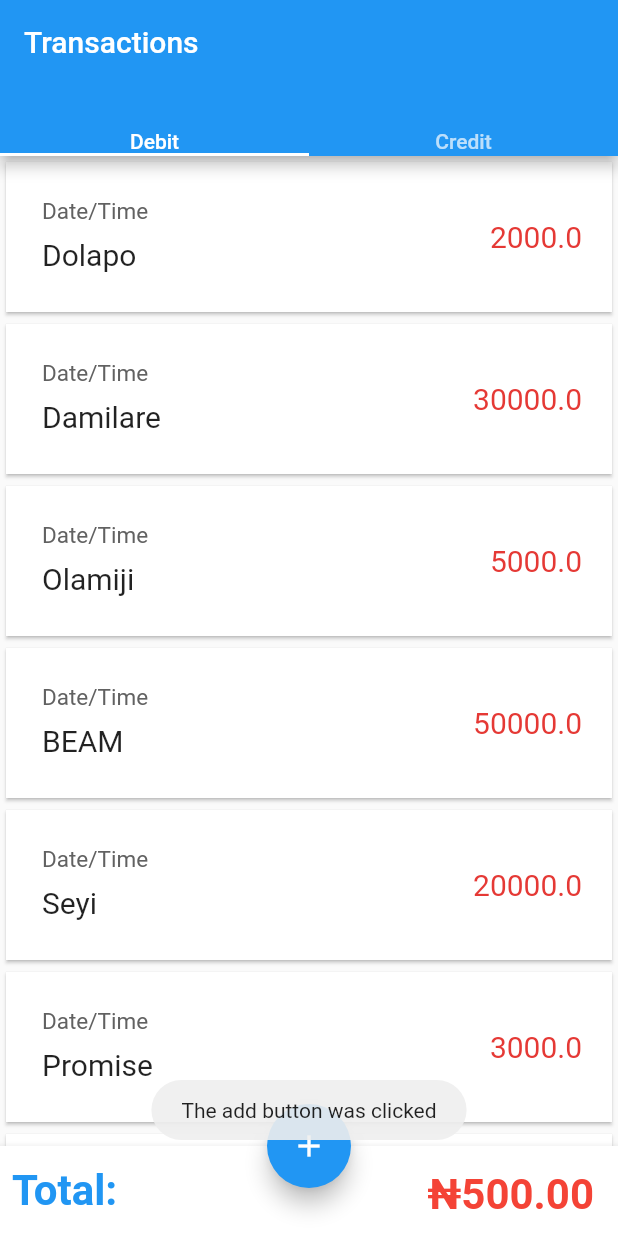
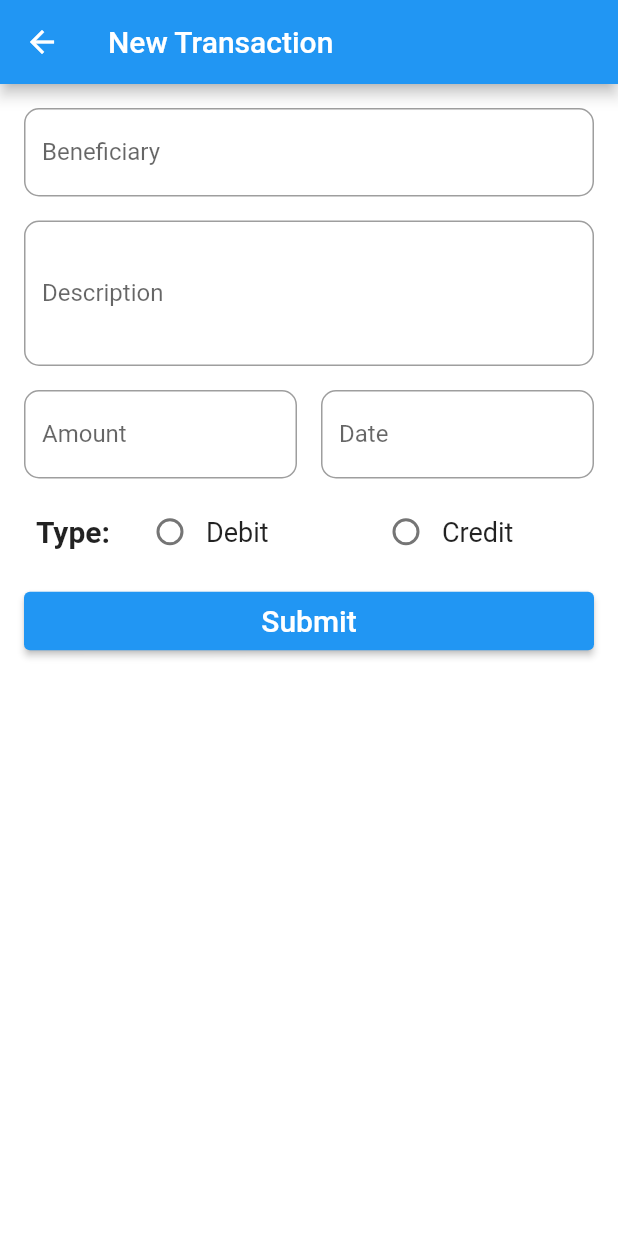
Before and after one commit to MobileDevComm/transactionKeeperApp, a Flutter app: the screen it shows after launch, after a tap on the "add" icon, on a phone screen of 412 x 824 dp. Run offline on Flutter 3.47's test engine with Material 2 defaults, Android fonts, the phone set to English and light mode, and no system bars; drawn by our look-alikes of auto_size_text; our stand-ins replace fluttertoast.

Commit message:
Things Done: 1. Changed some things in the home page. 2. Created the new transaction page with my own sketch

```diff
--- a/transactionkeeper/lib/screens/home/home.dart
+++ b/transactionkeeper/lib/screens/home/home.dart
@@ -1,8 +1,8 @@
 import 'package:auto_size_text/auto_size_text.dart';
 import 'package:flutter/material.dart';
 import 'package:transactionkeeper/enums/transaction_enums.dart';
+import 'package:transactionkeeper/screens/new_transaction_page/new_transaction_page.dart';
 import 'package:transactionkeeper/widget/transaction_card.dart';
-import 'package:fluttertoast/fluttertoast.dart';
 
 class Home extends StatefulWidget {
   @override
@@ -11,19 +11,16 @@ class Home extends StatefulWidget {
 
 class _HomeState extends State<Home> with SingleTickerProviderStateMixin {
   TabController tabController;
-  String someText = "Some text";
 
   @override
   void initState() {
     // TODO: implement initState
     super.initState();
     tabController = TabController(length: 2, vsync: this);
-    someText = "Some other text changed";
   }
 
   @override
   Widget build(BuildContext context) {
-    /// someText = "Some other text Three Two Two";
     return Scaffold(
       appBar: AppBar(
         title: Text("Transactions"),
@@ -93,7 +90,9 @@ class _HomeState extends State<Home> with SingleTickerProviderStateMixin {
       floatingActionButtonLocation: FloatingActionButtonLocation.centerDocked,
       floatingActionButton: FloatingActionButton(
         onPressed: () {
-          Fluttertoast.showToast(msg: "The add button was clicked");
+          // Fluttertoast.showToast(msg: "The add button was clicked");
+          Navigator.push(context,
+              MaterialPageRoute(builder: (context) => NewTransactionPage()));
         },
         child: Icon(Icons.add),
       ),
--- /dev/null
+++ b/transactionkeeper/lib/screens/new_transaction_page/new_transaction_page.dart
@@ -0,0 +1,151 @@
+import 'package:flutter/material.dart';
+import 'package:fluttertoast/fluttertoast.dart';
+import 'package:transactionkeeper/enums/transaction_enums.dart';
+
+class NewTransactionPage extends StatefulWidget {
+  @override
+  State<NewTransactionPage> createState() => NewTransactionPageState();
+}
+
+class NewTransactionPageState extends State<NewTransactionPage> {
+  @override
+  Widget build(BuildContext context) {
+    TextStyle typeTitleTextStyle =
+        TextStyle(fontWeight: FontWeight.bold, fontSize: 20);
+    TextStyle typeTextStyle =
+        TextStyle(fontWeight: FontWeight.w400, fontSize: 18);
+    return Scaffold(
+      backgroundColor: Colors.white,
+      appBar: AppBar(
+        title: Text("New Transaction"),
+      ),
+      body: Padding(
+        padding: const EdgeInsets.all(8.0),
+        child: Column(
+          children: [
+            TransactionInputField(
+              label: "Beneficiary",
+            ),
+            TransactionInputField(label: "Description", lines: 3),
+            Row(
+              mainAxisAlignment: MainAxisAlignment.spaceEvenly,
+              children: [
+                Expanded(
+                  child: TransactionInputField(
+                    label: "Amount",
+                  ),
+                ),
+                Expanded(
+                  child: TransactionInputField(
+                    label: "Date",
+                  ),
+                )
+              ],
+            ),
+            Row(
+              mainAxisAlignment: MainAxisAlignment.spaceAround,
+              children: [
+                Container(
+                  margin: EdgeInsets.only(
+                      top: 8.0, right: 8.0, left: 8.0, bottom: 8.0),
+                  padding: EdgeInsets.all(8.0),
+                  child: Text(
+                    "Type:",
+                    style: typeTitleTextStyle,
+                  ),
+                ),
+                Expanded(
+                  child: Row(
+                    mainAxisAlignment: MainAxisAlignment.spaceEvenly,
+                    children: [
+                      Expanded(
+                          child: Row(
+                        children: [
+                          Radio(
+                            onChanged: (value) {},
+                            value: false,
+                            groupValue: true,
+                          ),
+                          Text(
+                            getTransTypeCapitalized(TransactionType.debit),
+                            style: typeTextStyle,
+                          ),
+                        ],
+                      )),
+                      Expanded(
+                          child: Row(
+                        children: [
+                          Radio(
+                            onChanged: (value) {},
+                            value: false,
+                            groupValue: true,
+                          ),
+                          Text(
+                            getTransTypeCapitalized(TransactionType.credit),
+                            style: typeTextStyle,
+                          ),
+                        ],
+                      )),
+                    ],
+                  ),
+                ),
+              ],
+            ),
+            Padding(
+              padding: const EdgeInsets.all(8.0),
+              child: Row(
+                children: [
+                  Expanded(
+                    child: ElevatedButton(
+                        onPressed: () async {
+                          Fluttertoast.showToast(
+                              msg:
+                                  "Your Transaction has been saved successfully");
+                          await Future.delayed(Duration(seconds: 1));
+                          Navigator.pop(context);
+                        },
+                        child: Padding(
+                          padding: const EdgeInsets.all(8.0),
+                          child: Text(
+                            "Submit",
+                            style: TextStyle(fontSize: 20),
+                          ),
+                        )),
+                  ),
+                ],
+              ),
+            )
+          ],
+        ),
+      ),
+    );
+  }
+}
+
+class TransactionInputField extends StatelessWidget {
+  final String label;
+  final int lines;
+
+  const TransactionInputField({
+    Key key,
+    this.label,
+    this.lines = 1,
+  }) : super(key: key);
+
+  @override
+  Widget build(BuildContext context) {
+    return Padding(
+      padding: const EdgeInsets.all(8.0),
+      child: TextField(
+        minLines: lines,
+        maxLines: lines,
+        textAlignVertical: TextAlignVertical.top,
+        textAlign: TextAlign.start,
+        decoration: InputDecoration(
+          labelText: "$label",
+          border: OutlineInputBorder(borderRadius: BorderRadius.circular(10)),
+        ),
+      ),
+    );
+  }
+}
```
